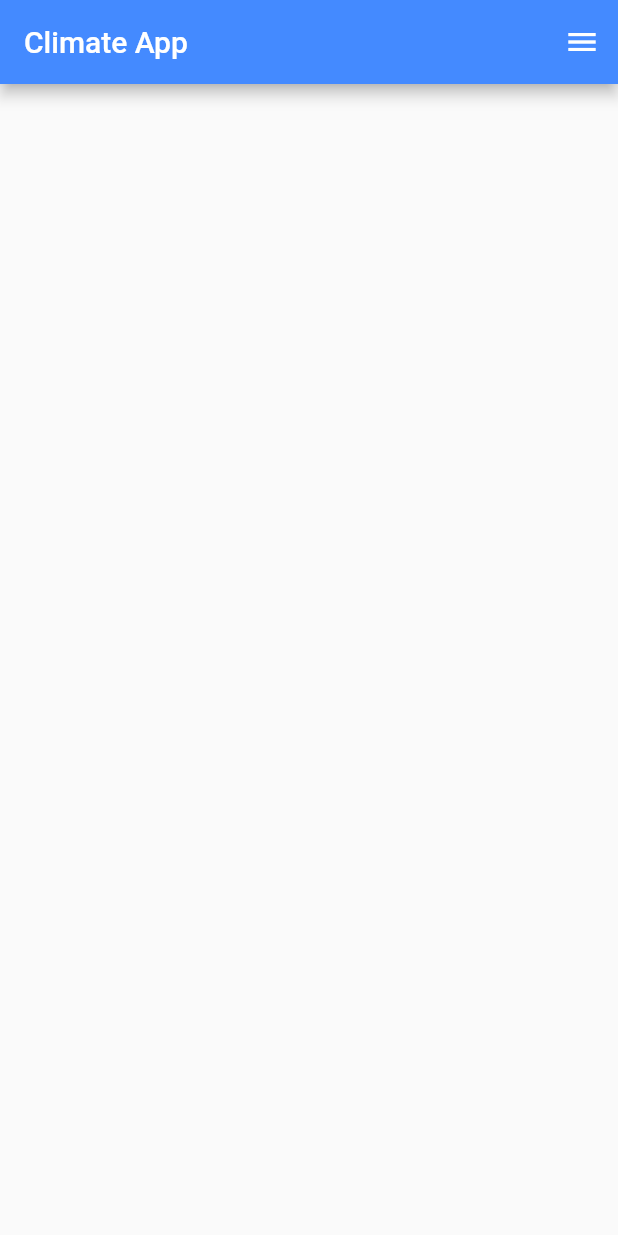
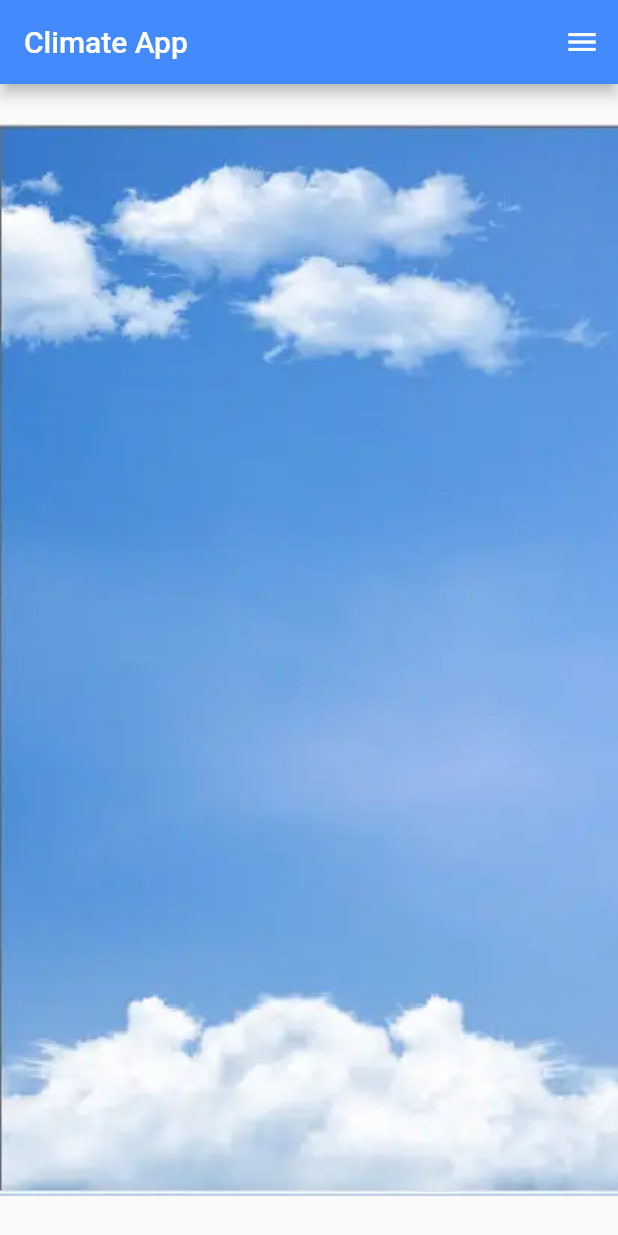
Before and after one commit to ShiekhAmish/FLutter_Apps_090, a Flutter app: the screen it shows after launch, on a phone screen of 412 x 824 dp. Run offline on Flutter 3.47's test engine with Material 2 defaults, Android fonts, the phone set to English and light mode, and no system bars; our stand-ins replace animated_text_kit, audioplayers, font_awesome_flutter, google_fonts, rflutter_alert, share_plus and 2 more; missing offline and left inert: flutter_animated_button, mailto.

Commit message:
Part 07 (Use of Stack Widget in Weather App)
Part 07 (Use of Stack Widget in Weather App)

```diff
--- a/weatherapp/lib/UI/climate.dart
+++ b/weatherapp/lib/UI/climate.dart
@@ -19,6 +19,18 @@ class _ClimateState extends State<Climate> {
           IconButton(onPressed: () => print("Clicked"), icon: Icon(Icons.menu),),
         ],
       ),
+      body: Stack(
+        children: const [
+          Center(
+            child: Expanded(
+              child: Image(
+              image: AssetImage('images/img1.webp'),
+              width: 500,
+              fit: BoxFit.fill,
+            ),),
+          ),
+        ],
+      ),
     );
   }
 }
--- a/weatherapp/pubspec.yaml
+++ b/weatherapp/pubspec.yaml
@@ -58,9 +58,8 @@ flutter:
   uses-material-design: true
 
   # To add assets to your application, add an assets section, like this:
-  # assets:
-  #   - images/a_dot_burr.jpeg
-  #   - images/a_dot_ham.jpeg
+  assets:
+    - images/
 
   # An image asset can refer to one or more resolution-specific "variants", see
   # https://flutter.dev/assets-and-images/#resolution-aware.
```
Also changed, not shown: weatherapp/images/img1.webp (added).
